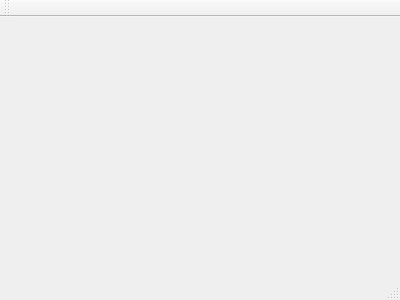
Before: the Qt Designer form mainwindow.ui in AlexRNL/qt-betaseries, drawn with Qt 5.
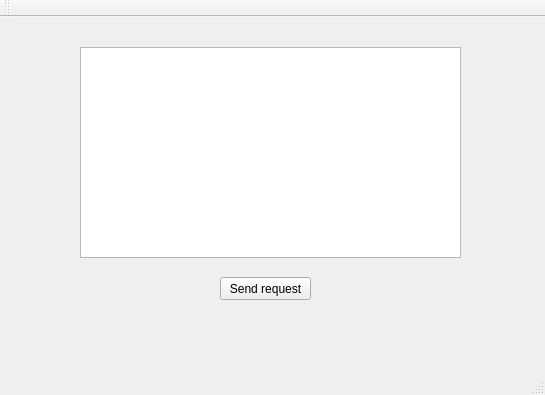
After: the same form once the commit is applied.

Commit message: First functional request!

Diff of the .ui file:
```diff
--- a/mainwindow.ui
+++ b/mainwindow.ui
@@ -1,24 +1,66 @@
 <ui version="4.0">
  <class>MainWindow</class>
- <widget class="QMainWindow" name="MainWindow" >
-  <property name="geometry" >
+ <widget class="QMainWindow" name="MainWindow">
+  <property name="geometry">
    <rect>
     <x>0</x>
     <y>0</y>
-    <width>400</width>
-    <height>300</height>
+    <width>545</width>
+    <height>395</height>
    </rect>
   </property>
   <property name="windowTitle" >
    <string>MainWindow</string>
   </property>
-  <widget class="QMenuBar" name="menuBar" />
-  <widget class="QToolBar" name="mainToolBar" />
-  <widget class="QWidget" name="centralWidget" />
-  <widget class="QStatusBar" name="statusBar" />
+  <widget class="QWidget" name="centralWidget">
+   <widget class="QPushButton" name="_sendRequest">
+    <property name="enabled">
+     <bool>true</bool>
+    </property>
+    <property name="geometry">
+     <rect>
+      <x>220</x>
+      <y>260</y>
+      <width>91</width>
+      <height>23</height>
+     </rect>
+    </property>
+    <property name="text">
+     <string>Send request</string>
+    </property>
+   </widget>
+   <widget class="QTextEdit" name="_result">
+    <property name="geometry">
+     <rect>
+      <x>80</x>
+      <y>30</y>
+      <width>381</width>
+      <height>211</height>
+     </rect>
+    </property>
+   </widget>
+  </widget>
+  <widget class="QMenuBar" name="menuBar">
+   <property name="geometry">
+    <rect>
+     <x>0</x>
+     <y>0</y>
+     <width>545</width>
+     <height>21</height>
+    </rect>
+   </property>
+  </widget>
+  <widget class="QToolBar" name="mainToolBar">
+   <attribute name="toolBarArea">
+    <enum>TopToolBarArea</enum>
+   </attribute>
+   <attribute name="toolBarBreak">
+    <bool>false</bool>
+   </attribute>
+  </widget>
+  <widget class="QStatusBar" name="statusBar"/>
  </widget>
- <layoutDefault spacing="6" margin="11" />
- <pixmapfunction></pixmapfunction>
+ <layoutdefault spacing="6" margin="11"/>
  <resources/>
  <connections/>
 </ui>
```
Left out of the diff: 3 changed lines with no effect on the pictures. The commit also changes 3 other files.
